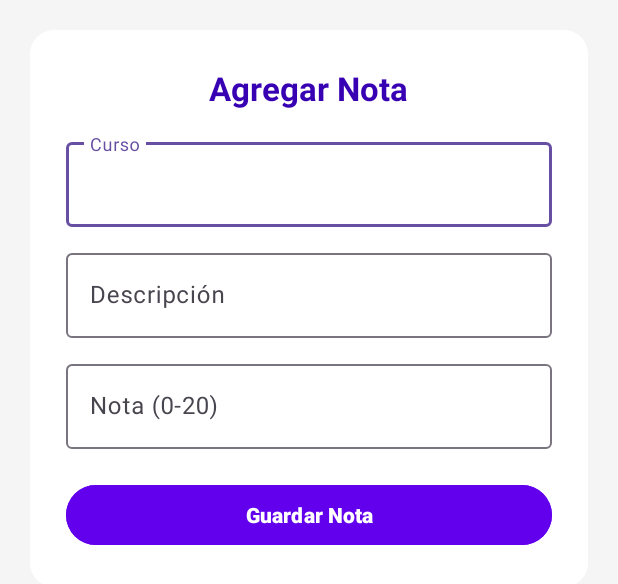
After one commit to landerslopez/mobileProject, an Android app: the layout activity_agregar_nota.xml on its own in the app's theme, with its tools: preview values and no code run, on a phone screen of 412 x 824 dp. The commit adds this screen. Shown: the top 584 px of the screen. Run offline under Robolectric (Android 15) with nearby library versions, the phone set to English and light mode, and no system bars.

Commit message:
feat: módulo de notas completo con validaciones y diseño mejorado

```diff
--- /dev/null
+++ b/app/src/main/res/drawable/ic_add.xml
@@ -0,0 +1,5 @@
+<vector xmlns:android="http://schemas.android.com/apk/res/android" android:height="24dp" android:tint="#000000" android:viewportHeight="24" android:viewportWidth="24" android:width="24dp">
+
+    <path android:fillColor="@android:color/white" android:pathData="M19,13h-6v6h-2v-6H5v-2h6V5h2v6h6v2z"/>
+
+</vector>
--- /dev/null
+++ b/app/src/main/res/drawable/rounded_bg.xml
@@ -0,0 +1,10 @@
+<shape xmlns:android="http://schemas.android.com/apk/res/android"
+    android:shape="rectangle">
+    <solid android:color="@android:color/white" />
+    <corners android:radius="16dp" />
+    <padding
+        android:top="8dp"
+        android:bottom="8dp"
+        android:left="8dp"
+        android:right="8dp" />
+</shape>
--- /dev/null
+++ b/app/src/main/res/layout/activity_agregar_nota.xml
@@ -0,0 +1,74 @@
+<?xml version="1.0" encoding="utf-8"?>
+<ScrollView xmlns:android="http://schemas.android.com/apk/res/android"
+    xmlns:tools="http://schemas.android.com/tools"
+    android:layout_width="match_parent"
+    android:layout_height="match_parent"
+    android:background="@color/gray_100"
+    android:padding="20dp">
+
+    <LinearLayout
+        android:orientation="vertical"
+        android:layout_width="match_parent"
+        android:layout_height="wrap_content"
+        android:background="@drawable/rounded_bg"
+        android:padding="24dp">
+
+        <TextView
+            android:layout_width="wrap_content"
+            android:layout_height="wrap_content"
+            android:text="Agregar Nota"
+            android:textSize="22sp"
+            android:textStyle="bold"
+            android:textColor="@color/purple_700"
+            android:layout_gravity="center" />
+
+        <com.google.android.material.textfield.TextInputLayout
+            android:layout_width="match_parent"
+            android:layout_height="wrap_content"
+            android:layout_marginTop="16dp"
+            android:hint="Curso">
+
+            <com.google.android.material.textfield.TextInputEditText
+                android:id="@+id/edtCurso"
+                android:layout_width="match_parent"
+                android:layout_height="wrap_content"
+                android:inputType="text" />
+        </com.google.android.material.textfield.TextInputLayout>
+
+        <com.google.android.material.textfield.TextInputLayout
+            android:layout_width="match_parent"
+            android:layout_height="wrap_content"
+            android:layout_marginTop="12dp"
+            android:hint="Descripción">
+
+            <com.google.android.material.textfield.TextInputEditText
+                android:id="@+id/edtDescripcion"
+                android:layout_width="match_parent"
+                android:layout_height="wrap_content"
+                android:inputType="textMultiLine" />
+        </com.google.android.material.textfield.TextInputLayout>
+
+        <com.google.android.material.textfield.TextInputLayout
+            android:layout_width="match_parent"
+            android:layout_height="wrap_content"
+            android:layout_marginTop="12dp"
+            android:hint="Nota (0-20)">
+
+            <com.google.android.material.textfield.TextInputEditText
+                android:id="@+id/edtNota"
+                android:layout_width="match_parent"
+                android:layout_height="wrap_content"
+                android:inputType="numberDecimal" />
+        </com.google.android.material.textfield.TextInputLayout>
+
+        <Button
+            android:id="@+id/btnGuardarNota"
+            android:layout_width="match_parent"
+            android:layout_height="wrap_content"
+            android:text="Guardar Nota"
+            android:layout_marginTop="20dp"
+            android:backgroundTint="@color/purple_500"
+            android:textColor="@android:color/white"
+            android:textStyle="bold" />
+    </LinearLayout>
+</ScrollView>
--- a/app/src/main/res/values/strings.xml
+++ b/app/src/main/res/values/strings.xml
@@ -29,4 +29,10 @@
     <string name="button_access">Acceder</string>
     <string name="no_account_register">¿No tienes cuenta? Regístrate</string>
 
+    <string name="hint_curso">Curso</string>
+    <string name="hint_descripcion">Descripción</string>
+    <string name="hint_nota">Nota</string>
+    <string name="btn_guardar_nota">Guardar Nota</string>
+
+
 </resources>
--- a/gradle/libs.versions.toml
+++ b/gradle/libs.versions.toml
@@ -1,6 +1,6 @@
 # libs.versions.toml
 [versions]
-agp = "8.11.1"
+agp = "8.1.1"
 junit = "4.13.2"
 junitVersion = "1.2.1"
 espressoCore = "3.6.1"
```
Also changed, not shown: app/src/main/java/com/grupoC/orgaedu/features/notas/AgregarNotaActivity.java (added, +64 -0 lines), app/src/main/java/com/grupoC/orgaedu/features/notas/CursoNotasAdapter.java (added, +58 -0 lines), app/src/main/java/com/grupoC/orgaedu/features/notas/Nota.java (added, +17 -0 lines), app/src/main/java/com/grupoC/orgaedu/features/notas/NotasActivity.java (added, +84 -0 lines), app/src/main/java/com/grupoC/orgaedu/features/notas/NotasAdapter.java (added, +52 -0 lines), app/src/main/res/layout/activity_login.xml (+15 -14 lines), app/src/main/res/layout/activity_notas.xml (added, +37 -0 lines), app/src/main/res/layout/item_curso.xml (added, +28 -0 lines), app/src/main/res/layout/item_nota.xml (added, +34 -0 lines), app/src/main/res/values/colors.xml (+7 -0 lines), gradle/wrapper/gradle-wrapper.properties.
